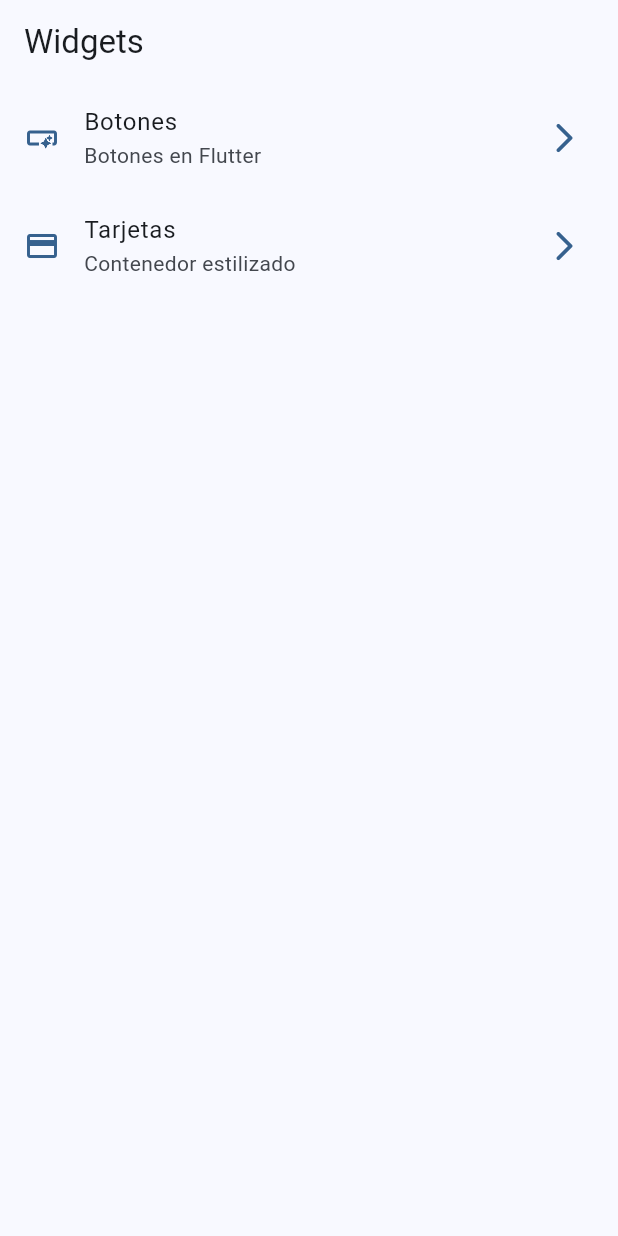
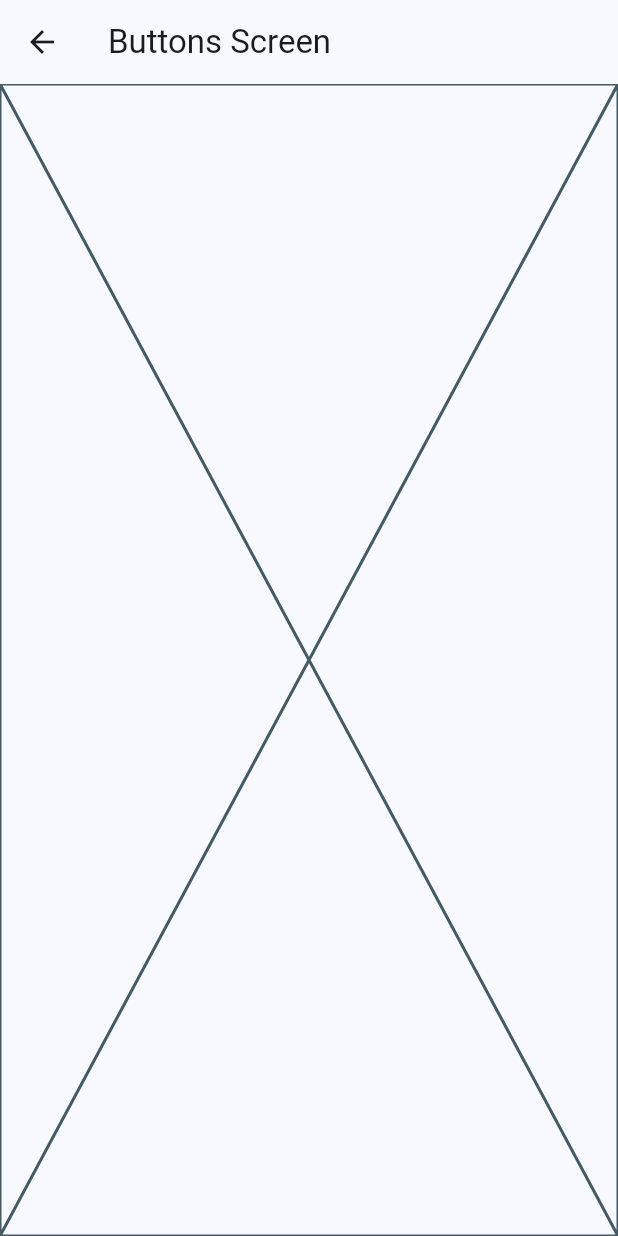
Before and after one commit to HitMonChann/widgets_app, a Flutter app: the screen it shows after launch, after a tap on "Botones", on a phone screen of 412 x 824 dp. Run offline on Flutter 3.47's test engine with Material 3 defaults, Android fonts, the phone set to English and light mode, and no system bars; our stand-ins replace go_router.

Commit message:
Go router para la navegacion

```diff
--- a/lib/config/menu/menu_items.dart
+++ b/lib/config/menu/menu_items.dart
@@ -23,7 +23,7 @@ const appMenuItems = <MenuItem>[
   MenuItem(
     title: 'Tarjetas',
     subTitle: 'Contenedor estilizado',
-    link: '/card',
+    link: '/cards',
     icon: Icons.credit_card,
   ),
 ];
--- /dev/null
+++ b/lib/config/router/app_router.dart
@@ -0,0 +1,21 @@
+// GoRouter configuration
+import 'package:go_router/go_router.dart';
+import 'package:widgets_app/presentation/screens/screens.dart';
+
+final router = GoRouter(
+  initialLocation: '/',
+  routes: [
+    GoRoute(
+      path: '/',
+      builder: (context, state) => const HomeScreen(),
+    ),
+    GoRoute(
+      path: '/buttons',
+      builder: (context, state) => const ButtonsScreen(),
+    ),
+    GoRoute(
+      path: '/cards',
+      builder: (context, state) => const CardsScreen(),
+    )
+  ],
+);
--- a/lib/main.dart
+++ b/lib/main.dart
@@ -1,4 +1,5 @@
 import 'package:flutter/material.dart';
+import 'package:widgets_app/config/router/app_router.dart';
 import 'package:widgets_app/config/theme/app_theme.dart';
 import 'package:widgets_app/presentation/screens/home/home_screen.dart';
 
@@ -11,10 +12,10 @@ class MainApp extends StatelessWidget {
 
   @override
   Widget build(BuildContext context) {
-    return MaterialApp(
+    return MaterialApp.router(
+      routerConfig: router,
       debugShowCheckedModeBanner: false,
       theme: AppTheme(selectedColor: 0).getTheme(),
-      home: const HomeScreen(),
     );
   }
 }
--- /dev/null
+++ b/lib/presentation/screens/buttons/buttons_screen.dart
@@ -0,0 +1,15 @@
+import 'package:flutter/material.dart';
+
+class ButtonsScreen extends StatelessWidget {
+  const ButtonsScreen({super.key});
+
+  @override
+  Widget build(BuildContext context) {
+    return Scaffold(
+      appBar: AppBar(
+        title: const Text('Buttons Screen'),
+      ),
+      body: const Placeholder(),
+    );
+  }
+}
--- a/lib/presentation/screens/home/home_screen.dart
+++ b/lib/presentation/screens/home/home_screen.dart
@@ -1,5 +1,7 @@
 import 'package:flutter/material.dart';
+import 'package:go_router/go_router.dart';
 import 'package:widgets_app/config/menu/menu_items.dart';
+import 'package:widgets_app/presentation/screens/cards/cards_screen.dart';
 
 class HomeScreen extends StatelessWidget {
   const HomeScreen({super.key});
@@ -52,7 +54,7 @@ class _CustomListTile extends StatelessWidget {
         Icons.arrow_forward_ios_rounded,
         color: colors.primary,
       ),
-      onTap: () {},
+      onTap: () => context.push(menuItem.link),
     );
   }
 }
--- /dev/null
+++ b/lib/presentation/screens/screens.dart
@@ -0,0 +1,3 @@
+export 'package:widgets_app/presentation/screens/buttons/buttons_screen.dart';
+export 'package:widgets_app/presentation/screens/cards/cards_screen.dart';
+export 'package:widgets_app/presentation/screens/home/home_screen.dart';
--- a/pubspec.yaml
+++ b/pubspec.yaml
@@ -9,11 +9,12 @@ environment:
 dependencies:
   flutter:
     sdk: flutter
+  go_router: ^13.2.0
 
 dev_dependencies:
+  flutter_lints: ^3.0.0
   flutter_test:
     sdk: flutter
-  flutter_lints: ^3.0.0
 
 flutter:
   uses-material-design: true
```
Also changed, not shown: lib/presentation/screens/cards/cards_screen.dart (added, +15 -0 lines), pubspec.lock.
